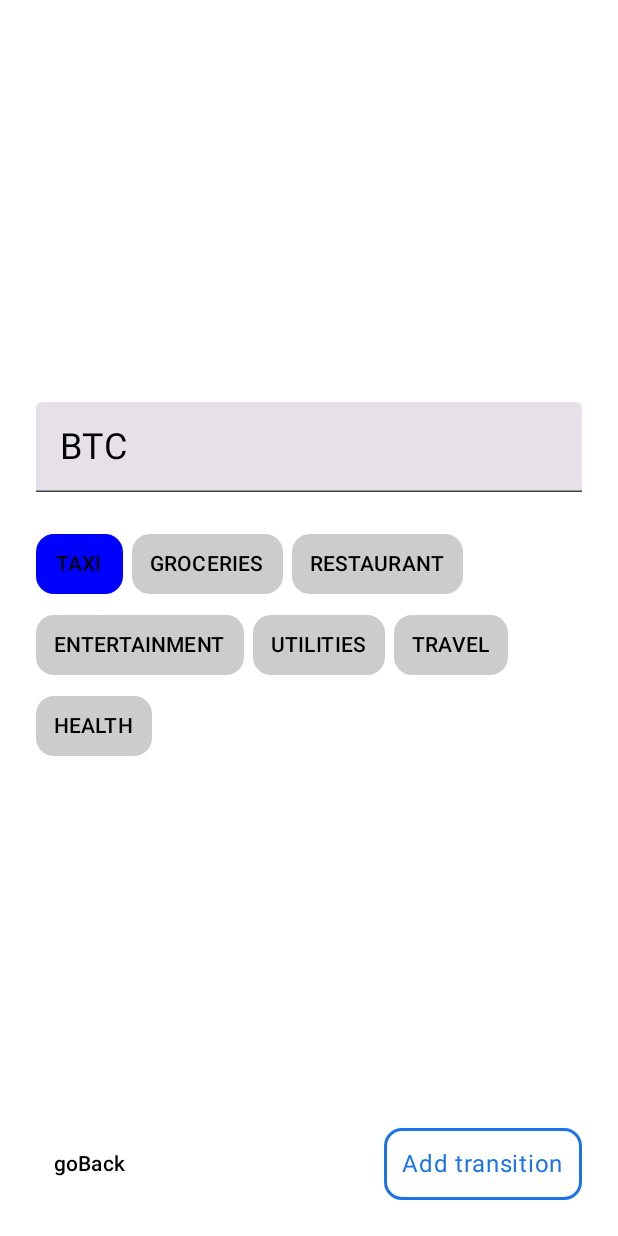
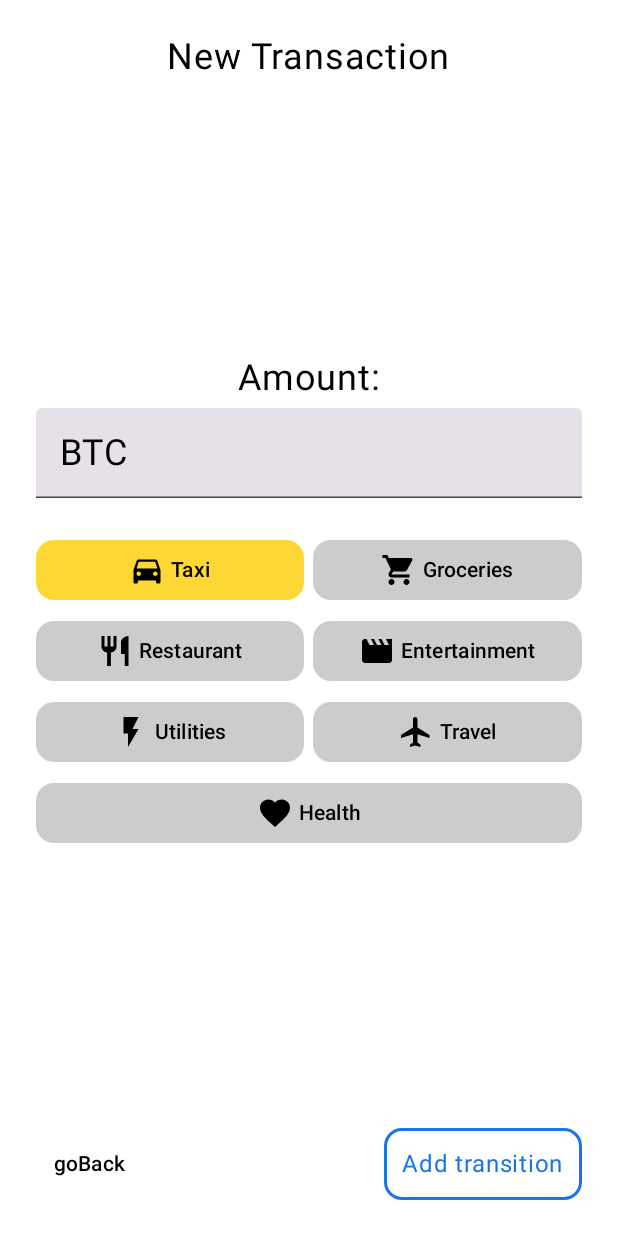
Before and after one commit to irockk/nebula_test, an Android app built with Jetpack Compose: the @Preview function TransactionScreenPreview, on a phone screen of 412 x 824 dp. Run offline under Robolectric (Android 15) with nearby library versions, the phone set to English and light mode, and no system bars; our stand-ins replace Room's generated code.

Commit message:
Update transaction ui.

```diff
--- a/app/src/main/java/com/example/nebulatest/features/transaction/presentation/TransactionScreen.kt
+++ b/app/src/main/java/com/example/nebulatest/features/transaction/presentation/TransactionScreen.kt
@@ -10,9 +10,12 @@ import androidx.compose.foundation.layout.fillMaxSize
 import androidx.compose.foundation.layout.fillMaxWidth
 import androidx.compose.foundation.layout.height
 import androidx.compose.foundation.layout.padding
+import androidx.compose.foundation.layout.width
 import androidx.compose.foundation.shape.RoundedCornerShape
 import androidx.compose.foundation.text.KeyboardOptions
+import androidx.compose.material3.Button
 import androidx.compose.material3.ButtonDefaults
+import androidx.compose.material3.Icon
 import androidx.compose.material3.Text
 import androidx.compose.material3.TextButton
 import androidx.compose.material3.TextField
@@ -27,16 +30,19 @@ import androidx.compose.ui.text.input.KeyboardType
 import androidx.compose.ui.tooling.preview.Preview
 import com.example.nebulatest.R
 import com.example.nebulatest.core.Constants
-import com.example.nebulatest.features.transaction.domain.model.TransactionCategory
+import com.example.nebulatest.features.transaction.presentation.model.TransactionCategoryPresentationModel
+import com.example.nebulatest.features.transaction.presentation.model.getCategories
 import com.example.nebulatest.ui.components.TransactionTextButton
 import com.example.nebulatest.ui.theme.Dimens
 import com.example.nebulatest.ui.theme.NebulaTestTheme
+import com.example.nebulatest.ui.theme.TextPrimary
+import com.example.nebulatest.ui.theme.Typography
 
 @OptIn(ExperimentalLayoutApi::class)
 @Composable
 fun TransactionScreen(
     uiState: TransactionState,
-    setSelectedCategory: (category: TransactionCategory) -> Unit,
+    setSelectedCategory: (category: TransactionCategoryPresentationModel) -> Unit,
     saveExpanse: (amount: String) -> Unit,
     goBack: () -> Unit
 ) {
@@ -48,8 +54,19 @@ fun TransactionScreen(
             .padding(Dimens.screenPadding),
         horizontalAlignment = Alignment.CenterHorizontally,
     ) {
+        Text(
+            text = stringResource(R.string.transaction_title),
+            style = Typography.titleMedium,
+        )
 
         Spacer(Modifier.weight(1f))
+
+        Text(
+            text = stringResource(R.string.transaction_amount),
+            style = Typography.bodyLarge,
+        )
+
+        Spacer(Modifier.height(Dimens.paddingSmall))
 
         TextField(
             modifier = Modifier.fillMaxWidth(),
@@ -66,8 +83,9 @@ fun TransactionScreen(
             horizontalArrangement = Arrangement.spacedBy(Dimens.paddingSmall),
             verticalArrangement = Arrangement.spacedBy(Dimens.paddingSmall),
         ) {
-            TransactionCategory.entries.forEach { category ->
+            getCategories().forEach { category ->
                 CategoryButton(
+                    modifier = Modifier.weight(1f),
                     category = category,
                     setSelectedCategory = { setSelectedCategory(category) },
                     isSelected = uiState.selectedCategory == category
@@ -98,20 +116,27 @@ fun TransactionScreen(
 @Composable
 private fun CategoryButton(
     modifier: Modifier = Modifier,
-    category: TransactionCategory,
+    category: TransactionCategoryPresentationModel,
     setSelectedCategory: () -> Unit,
     isSelected: Boolean
 ) {
-    TextButton(
+    Button(
         modifier = modifier,
         onClick = setSelectedCategory,
         colors = ButtonDefaults.textButtonColors(
-            containerColor = if (isSelected) Color.Blue else Color.LightGray,
-            contentColor = if (isSelected) Color.White else Color.Black
+            containerColor = if (isSelected) category.color else Color.LightGray,
+            contentColor = TextPrimary
         ),
         shape = RoundedCornerShape(Dimens.cornerRadius)
     ) {
-        Text(text = category.name)
+        Icon(
+            imageVector = category.icon,
+            contentDescription = null
+        )
+
+        Spacer(Modifier.width(Dimens.paddingExtraSmall))
+
+        Text(text = stringResource(category.displayText))
     }
 }
 
--- a/app/src/main/java/com/example/nebulatest/features/transaction/presentation/TransactionViewModel.kt
+++ b/app/src/main/java/com/example/nebulatest/features/transaction/presentation/TransactionViewModel.kt
@@ -4,9 +4,12 @@ import androidx.lifecycle.ViewModel
 import androidx.lifecycle.viewModelScope
 import com.example.nebulatest.core.TimeProvider
 import com.example.nebulatest.features.balance.domain.BalanceUseCase
+import com.example.nebulatest.features.transaction.domain.TransactionUseCase
 import com.example.nebulatest.features.transaction.domain.model.ExpanseModel
 import com.example.nebulatest.features.transaction.domain.model.TransactionCategory
-import com.example.nebulatest.features.transaction.domain.TransactionUseCase
+import com.example.nebulatest.features.transaction.presentation.model.TransactionCategoryPresentationModel
+import com.example.nebulatest.features.transaction.presentation.model.toDomain
+import com.example.nebulatest.features.transaction.presentation.model.toPresentation
 import kotlinx.coroutines.channels.Channel
 import kotlinx.coroutines.flow.MutableStateFlow
 import kotlinx.coroutines.flow.asStateFlow
@@ -16,7 +19,8 @@ import kotlinx.coroutines.launch
 import org.koin.core.annotation.Factory
 
 data class TransactionState(
-    val selectedCategory: TransactionCategory = TransactionCategory.entries.first()
+    val selectedCategory: TransactionCategoryPresentationModel = TransactionCategory.entries.first()
+        .toPresentation()
 )
 
 sealed class TransactionEvents {
@@ -25,7 +29,8 @@ sealed class TransactionEvents {
 
 @Factory
 class TransactionViewModel(
-    private val transactionUseCase: TransactionUseCase, private val balanceUseCase: BalanceUseCase,
+    private val transactionUseCase: TransactionUseCase,
+    private val balanceUseCase: BalanceUseCase,
     private val timeProvider: TimeProvider
 ) : ViewModel() {
 
@@ -42,7 +47,7 @@ class TransactionViewModel(
                 transactionUseCase.addExpense(
                     ExpanseModel(
                         amount,
-                        _uiState.value.selectedCategory,
+                        _uiState.value.selectedCategory.toDomain(),
                         timeProvider.getCurrentTimeMillis()
                     )
                 )
@@ -53,7 +58,7 @@ class TransactionViewModel(
         }
     }
 
-    fun selectCategory(category: TransactionCategory) {
+    fun selectCategory(category: TransactionCategoryPresentationModel) {
         _uiState.update { uiState ->
             uiState.copy(selectedCategory = category)
         }
--- a/app/src/main/java/com/example/nebulatest/features/transaction/presentation/model/TransactionCategoryPresentationModel.kt
+++ b/app/src/main/java/com/example/nebulatest/features/transaction/presentation/model/TransactionCategoryPresentationModel.kt
@@ -87,3 +87,11 @@ fun TransactionCategory?.toPresentation(): TransactionCategoryPresentationModel
         SalaryBlue
     )
 }
+
+fun TransactionCategoryPresentationModel.toDomain(): TransactionCategory {
+    return TransactionCategory.valueOf(name ?: "")
+}
+
+fun getCategories(): List<TransactionCategoryPresentationModel> {
+    return TransactionCategory.entries.map { it.toPresentation() }
+}
--- a/app/src/main/res/values/strings.xml
+++ b/app/src/main/res/values/strings.xml
@@ -22,4 +22,6 @@
     <string name="category_health">Health</string>
     <string name="home_transactions">Transactions</string>
     <string name="amount_in_btc">%1$s BTC</string>
+    <string name="transaction_title">New Transaction</string>
+    <string name="transaction_amount">Amount:</string>
 </resources>
```
